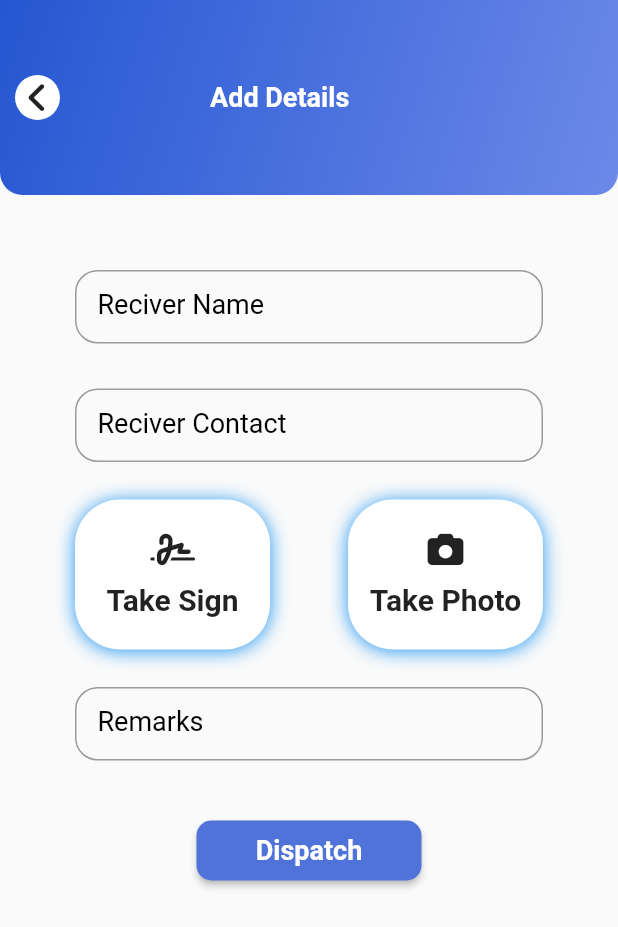
After one commit to Anuptwri7/Postal-App, a Flutter app: the AddDetailsPage screen opened directly, on a phone screen of 412 x 824 dp. The commit adds this screen. Shown: the top 927 px of the screen. Run offline on Flutter 3.47's test engine with Material 2 defaults, Android fonts, the phone set to English and light mode, and no system bars; our stand-ins replace fluttertoast, font_awesome_flutter, shared_preferences, shimmer; missing offline and left inert: flutter_barcode_scanner, qr_code_scanner; accounts and stored records are empty; project files that could hold a hidden picture were left out.

Commit message:
QR code scanning

```diff
--- /dev/null
+++ b/lib/TabPage/home/add_details_page.dart
@@ -0,0 +1,231 @@
+import 'package:flutter/material.dart';
+import 'package:font_awesome_flutter/font_awesome_flutter.dart';
+
+class AddDetailsPage extends StatefulWidget {
+  const AddDetailsPage({Key? key}) : super(key: key);
+
+  @override
+  State<AddDetailsPage> createState() => _AddDetailsPageState();
+}
+
+class _AddDetailsPageState extends State<AddDetailsPage> {
+  TextEditingController reciverNametextEditingController =
+      TextEditingController();
+  TextEditingController reciverPhonetextEditingController =
+      TextEditingController();
+  TextEditingController remarkstextEditingController = TextEditingController();
+
+  @override
+  Widget build(BuildContext context) {
+    return Scaffold(
+        appBar: PreferredSize(
+          preferredSize: const Size.fromHeight(130.0),
+          child: Container(
+            decoration: const BoxDecoration(
+              gradient: LinearGradient(
+                begin: Alignment(-1.0, -0.94),
+                end: Alignment(0.968, 1.0),
+                colors: [Color(0xff2557D2), Color(0xff6b88e8)],
+                stops: [0.0, 1.0],
+              ),
+              borderRadius: BorderRadius.only(
+                topLeft: Radius.circular(0.0),
+                topRight: Radius.circular(0.0),
+                bottomRight: Radius.circular(15.0),
+                bottomLeft: Radius.circular(15.0),
+              ),
+            ),
+            child: Padding(
+              padding: const EdgeInsets.all(10.0),
+              child: Row(
+                mainAxisAlignment: MainAxisAlignment.start,
+                crossAxisAlignment: CrossAxisAlignment.start,
+                children: [
+                  Center(
+                    child: InkWell(
+                      onTap: () {
+                        Navigator.pop(context);
+                      },
+                      child: Container(
+                          height: 30,
+                          width: 30,
+                          decoration: const BoxDecoration(
+                              color: Colors.white, shape: BoxShape.circle),
+                          child: const Center(
+                              child: FaIcon(FontAwesomeIcons.angleLeft))),
+                    ),
+                  ),
+                  const SizedBox(
+                    width: 100,
+                  ),
+                  const Center(
+                    child: Text(
+                      "Add Details",
+                      style: TextStyle(
+                          color: Colors.white,
+                          fontSize: 18,
+                          fontWeight: FontWeight.bold),
+                    ),
+                  ),
+                ],
+              ),
+            ),
+          ),
+        ),
+        body: SingleChildScrollView(
+          scrollDirection: Axis.vertical,
+          child: Padding(
+            padding: const EdgeInsets.only(top: 50, left: 50, right: 50),
+            child: Column(
+              children: [
+                Container(
+                  child: TextField(
+                    controller: reciverNametextEditingController,
+                    decoration: InputDecoration(
+                        label: const Text("Reciver Name"),
+                        labelStyle:
+                            const TextStyle(color: Colors.black, fontSize: 18),
+                        contentPadding: const EdgeInsets.all(15),
+                        border: OutlineInputBorder(
+                            borderRadius: BorderRadius.circular(15))),
+                  ),
+                ),
+                const SizedBox(
+                  height: 30.0,
+                ),
+                Container(
+                  child: TextField(
+                    controller: reciverPhonetextEditingController,
+                    keyboardType: TextInputType.phone,
+                    decoration: InputDecoration(
+                        label: const Text("Reciver Contact"),
+                        labelStyle:
+                            const TextStyle(color: Colors.black, fontSize: 18),
+                        contentPadding: const EdgeInsets.all(15),
+                        border: OutlineInputBorder(
+                            borderRadius: BorderRadius.circular(15))),
+                  ),
+                ),
+                const SizedBox(
+                  height: 25,
+                ),
+                Row(
+                  mainAxisAlignment: MainAxisAlignment.spaceBetween,
+                  children: [
+                    Container(
+                      height: 100,
+                      width: 130,
+                      decoration: BoxDecoration(
+                        color: Colors.white,
+                        borderRadius: BorderRadius.circular(30),
+                        boxShadow: const [
+                          BoxShadow(
+                            color: Colors.blue,
+                            offset: Offset(0.0, 1.0),
+                            blurRadius: 10.0,
+                          ),
+                        ],
+                      ),
+                      child: Column(
+                        mainAxisAlignment: MainAxisAlignment.center,
+                        children: const [
+                          FaIcon(FontAwesomeIcons.signature),
+                          SizedBox(
+                            height: 10,
+                          ),
+                          Text(
+                            "Take Sign",
+                            style: TextStyle(
+                                fontSize: 20, fontWeight: FontWeight.bold),
+                          )
+                        ],
+                      ),
+                    ),
+                    Container(
+                      height: 100,
+                      width: 130,
+                      decoration: BoxDecoration(
+                        color: Colors.white,
+                        borderRadius: BorderRadius.circular(30),
+                        boxShadow: const [
+                          BoxShadow(
+                            color: Colors.blue,
+                            offset: Offset(0.0, 1.0),
+                            blurRadius: 10.0,
+                          ),
+                        ],
+                      ),
+                      child: Column(
+                        mainAxisAlignment: MainAxisAlignment.center,
+                        children: const [
+                          FaIcon(FontAwesomeIcons.camera),
+                          SizedBox(
+                            height: 10,
+                          ),
+                          Text(
+                            "Take Photo",
+                            style: TextStyle(
+                                fontSize: 20, fontWeight: FontWeight.bold),
+                          )
+                        ],
+                      ),
+                    )
+                  ],
+                ),
+                const SizedBox(
+                  height: 25,
+                ),
+                Container(
+                  child: TextField(
+                    controller: remarkstextEditingController,
+                    decoration: InputDecoration(
+                        label: const Text("Remarks"),
+                        labelStyle:
+                            const TextStyle(color: Colors.black, fontSize: 18),
+                        contentPadding: const EdgeInsets.all(15),
+                        border: OutlineInputBorder(
+                            borderRadius: BorderRadius.circular(15))),
+                  ),
+                ),
+                const SizedBox(
+                  height: 40.0,
+                ),
+                Center(
+                  child: SizedBox(
+                    height: 40,
+                    width: 150,
+                    child: ElevatedButton(
+                      onPressed: () async {
+                        // Navigator.push(
+                        //   context,
+                        //   MaterialPageRoute(
+                        //     builder: (context) => const DispatchListScreen(),
+                        //   ),
+                        // );
+                      },
+                      style: ButtonStyle(
+                          backgroundColor: MaterialStateProperty.all(
+                              const Color(0xff5073d9)),
+                          shape:
+                              MaterialStateProperty.all<RoundedRectangleBorder>(
+                            const RoundedRectangleBorder(
+                              borderRadius:
+                                  BorderRadius.all(Radius.circular(10)),
+                            ),
+                          )),
+                      child: const Text(
+                        "Dispatch",
+                        style: TextStyle(
+                          fontWeight: FontWeight.bold,
+                          fontSize: 18,
+                        ),
+                      ),
+                    ),
+                  ),
+                ),
+              ],
+            ),
+          ),
+        ));
+  }
+}
--- a/lib/TabPage/home/dispatch_list_page.dart
+++ b/lib/TabPage/home/dispatch_list_page.dart
@@ -1,6 +1,8 @@
 import 'dart:developer';
 
 import 'package:flutter/material.dart';
+import 'package:flutter/services.dart';
+import 'package:flutter_barcode_scanner/flutter_barcode_scanner.dart';
 import 'package:font_awesome_flutter/font_awesome_flutter.dart';
 import 'package:postal_app/model/dispatch_list_model.dart';
 import 'package:postal_app/services/dispatch_list_services.dart';
@@ -19,6 +21,8 @@ class DispatchListScreen extends StatefulWidget {
 }
 
 class _DispatchListScreenState extends State<DispatchListScreen> {
+  String barcode = 'Scan to get result';
+
   @override
   Widget build(BuildContext context) {
     return Scaffold(
@@ -129,7 +133,6 @@ class _DispatchListScreenState extends State<DispatchListScreen> {
             if (snapshot.hasData) {
               try {
                 final List<DispatchListModel> snapshotData = snapshot.data;
-                log(snapshotData.length.toString());
                 return ListView.builder(
                     itemCount: snapshotData.length,
                     itemBuilder: (BuildContext context, int index) {
@@ -192,13 +195,20 @@ class _DispatchListScreenState extends State<DispatchListScreen> {
                                           height: 40,
                                           width: 80,
                                           child: ElevatedButton(
-                                            onPressed: () async {
-                                              // Navigator.push(
-                                              //   context,
-                                              //   MaterialPageRoute(
-                                              //     builder: (context) => const DispatchListScreen(),
-                                              //   ),
-                                              // );
+                                            onPressed: () {
+                                              scanBarcode();
+                                              // .whenComplete(() => {
+                                              //       if (barcode == -1)
+                                              //         {
+                                              //           Navigator.push(
+                                              //             context,
+                                              //             MaterialPageRoute(
+                                              //               builder: (context) =>
+                                              //                   const AddDetailsPage(),
+                                              //             ),
+                                              //           ),
+                                              //         }
+                                              //     });
                                             },
                                             style: ButtonStyle(
                                                 backgroundColor:
@@ -278,4 +288,24 @@ class _DispatchListScreenState extends State<DispatchListScreen> {
           },
         ));
   }
+
+  Future<void> scanBarcode() async {
+    try {
+      final barcode = await FlutterBarcodeScanner.scanBarcode(
+        '#ff6666',
+        'Cancel',
+        true,
+        ScanMode.BARCODE,
+      );
+      log(barcode);
+
+      if (!mounted) return;
+
+      setState(() {
+        this.barcode = barcode;
+      });
+    } on PlatformException {
+      barcode = 'Failed to get platform version.';
+    }
+  }
 }
--- a/lib/TabPage/home/dispatch_master_page.dart
+++ b/lib/TabPage/home/dispatch_master_page.dart
@@ -125,7 +125,6 @@ class _DispatchMasterScreenState extends State<DispatchMasterScreen> {
           if (snapshot.hasData) {
             try {
               final List<DispatchMasterList> snapshotData = snapshot.data;
-              log(snapshotData.length.toString());
 
               return ListView.builder(
                 itemCount: snapshotData.length,
--- a/lib/TabPage/home/home_page.dart
+++ b/lib/TabPage/home/home_page.dart
@@ -1,6 +1,5 @@
 import 'package:flutter/material.dart';
 import 'package:font_awesome_flutter/font_awesome_flutter.dart';
-import 'package:postal_app/scanner/qrcode_scanner_page.dart';
 // import "package:flutter_svg/flutter_svg.dart";
 import 'dispatch_master_page.dart';
 
@@ -206,11 +205,6 @@ class MainAppBar extends StatelessWidget implements PreferredSizeWidget {
                     Padding(
                       padding: const EdgeInsets.only(top: 10),
                       child: InkWell(
-                        onTap: () => Navigator.push(
-                            context,
-                            MaterialPageRoute(
-                                builder: (context) =>
-                                    const QrcodeScannerPage())),
                         child: Container(
                           width: 50,
                           height: 50,
--- a/lib/main.dart
+++ b/lib/main.dart
@@ -1,9 +1,14 @@
 import 'package:flutter/material.dart';
+import 'package:flutter/services.dart';
 
 import 'login/login_page.dart';
 
-void main() {
+void main() async {
   WidgetsFlutterBinding.ensureInitialized();
+  await SystemChrome.setPreferredOrientations([
+    DeviceOrientation.portraitUp,
+    DeviceOrientation.portraitDown,
+  ]);
   runApp(const MyApp());
 }
 
--- a/lib/scanner/qrcode_scanner_page.dart
+++ b/lib/scanner/barcode_scanner_page.dart
@@ -3,14 +3,14 @@ import 'dart:io';
 import 'package:flutter/material.dart';
 import 'package:qr_code_scanner/qr_code_scanner.dart';
 
-class QrcodeScannerPage extends StatefulWidget {
-  const QrcodeScannerPage({Key? key}) : super(key: key);
+class BarcodeScannerPage extends StatefulWidget {
+  const BarcodeScannerPage({Key? key}) : super(key: key);
 
   @override
-  State<QrcodeScannerPage> createState() => _QrcodeScannerPageState();
+  State<BarcodeScannerPage> createState() => _BarcodeScannerPageState();
 }
 
-class _QrcodeScannerPageState extends State<QrcodeScannerPage> {
+class _BarcodeScannerPageState extends State<BarcodeScannerPage> {
   final GlobalKey qrKey = GlobalKey(debugLabel: "QR");
 
   Barcode? barcode;
--- a/lib/services/dispatch_list_services.dart
+++ b/lib/services/dispatch_list_services.dart
@@ -1,5 +1,4 @@
 import 'dart:convert';
-import 'dart:developer';
 
 import 'package:http/http.dart' as http;
 
@@ -19,8 +18,6 @@ Future fetchDispatchList(String agentId) async {
     body: msg,
   );
 
-  log(response.body);
-
   try {
     if (response.statusCode == 200) {
       return dispatchListModelFromJson(response.body);
--- a/pubspec.yaml
+++ b/pubspec.yaml
@@ -30,6 +30,7 @@ dependencies:
   cupertino_icons: ^1.0.2
   flutter:
     sdk: flutter
+  flutter_barcode_scanner: ^2.0.0
   flutter_svg: ^1.1.0
   fluttertoast: ^8.0.9
   font_awesome_flutter: ^10.1.0
```
Also changed, not shown: pubspec.lock, 1 other file.
